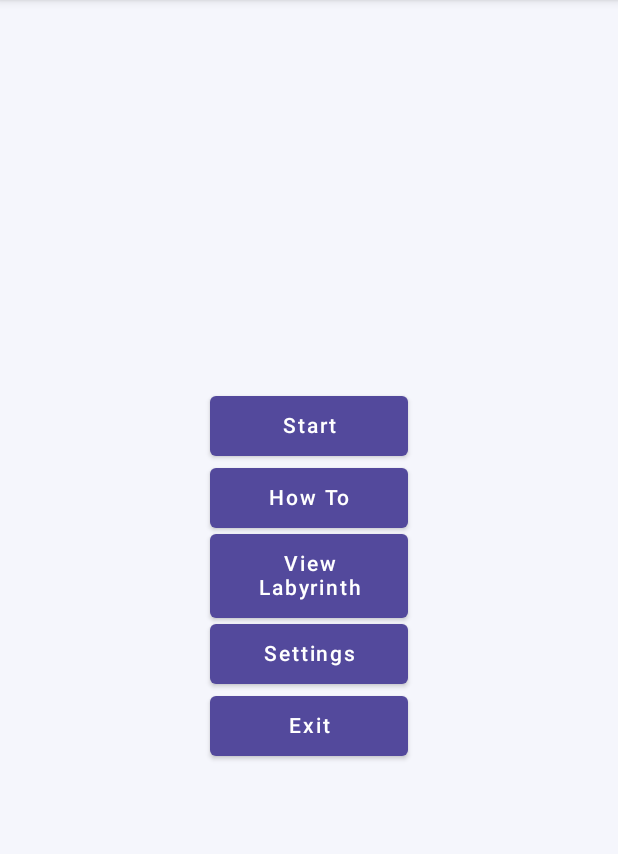
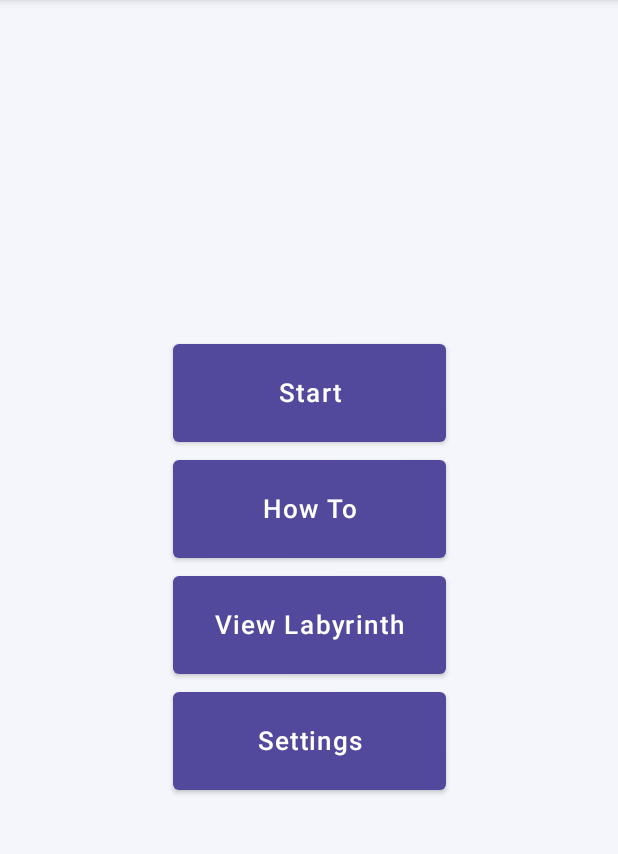
Before and after one commit to Tomciii/LabyrinthPuzzle, an Android app built with Jetpack Compose: the screen it shows after launch (MainActivity), on a phone screen of 412 x 824 dp, the part 84-938 px from its top. Run offline under Robolectric (Android 15) with nearby library versions, the phone set to English and light mode, and no system bars; our stand-ins replace Room's generated code.

Commit message:
Refactor HomeScreen & Button
Refactor HomeScreen & Button

```diff
--- a/app/src/main/java/com/example/labyrinthpuzzle/view/screen/EightTilePuzzleScreen.kt
+++ b/app/src/main/java/com/example/labyrinthpuzzle/view/screen/EightTilePuzzleScreen.kt
@@ -17,6 +17,7 @@ import androidx.compose.ui.platform.LocalContext
 import androidx.compose.ui.platform.LocalDensity
 import androidx.compose.ui.text.style.TextOverflow
 import androidx.compose.ui.unit.dp
+import androidx.compose.ui.unit.sp
 import androidx.lifecycle.viewmodel.compose.viewModel
 import androidx.navigation.NavController
 import androidx.navigation.compose.rememberNavController
@@ -166,7 +167,7 @@ fun EightTileScreen(
 
         if (viewModel.isPuzzleInCorrectOrder(tiles) || eightTilePuzzleInstance!!.isSolved) {
             Button(onClick = { navController.popBackStack() }, enabled = true) {
-                Text("Puzzle Solved!")
+                Text(text = "Puzzle Solved!")
             }
 
             eightTilePuzzleInstance!!.isSolved = true
--- a/app/src/main/java/com/example/labyrinthpuzzle/view/screen/HomeScreen.kt
+++ b/app/src/main/java/com/example/labyrinthpuzzle/view/screen/HomeScreen.kt
@@ -2,24 +2,21 @@ package com.example.labyrinthpuzzle.screen
 
 import androidx.compose.foundation.background
 import androidx.compose.foundation.layout.*
-import androidx.compose.material.Button
 import androidx.compose.material.Scaffold
-import androidx.compose.material.Text
 import androidx.compose.runtime.Composable
 import androidx.compose.ui.Alignment
 import androidx.compose.ui.Modifier
 import androidx.compose.ui.platform.LocalContext
-import androidx.compose.ui.text.style.TextAlign
 import androidx.compose.ui.unit.dp
 import androidx.lifecycle.viewmodel.compose.viewModel
 import androidx.navigation.NavController
 import androidx.navigation.compose.rememberNavController
 import com.example.labyrinthpuzzle.model.utils.InjectorUtils
 import com.example.labyrinthpuzzle.view.screen.Screen
-import com.example.labyrinthpuzzle.view.widgets.HomeTopAppBar
+import com.example.labyrinthpuzzle.view.widgets.HomeScreenTopAppBar
 import com.example.labyrinthpuzzle.viewModels.LabyrinthViewModel
 import com.example.labyrinthpuzzle.view.theme.Purple100
-import kotlin.system.exitProcess
+import com.example.labyrinthpuzzle.view.widgets.HomeScreenMenuButton
 
 @Composable
 fun HomeScreen(navController: NavController = rememberNavController()){
@@ -28,12 +25,8 @@ fun HomeScreen(navController: NavController = rememberNavController()){
         viewModel(factory = InjectorUtils.provideLabyrinthViewModel(LocalContext.current))
 
     Scaffold(topBar = {
-        HomeTopAppBar(
-            title = "Labyrinth Puzzle"
-        )
-    }) { padding ->
-        MainContent(modifier = Modifier.padding(padding), navController)
-    }
+        HomeScreenTopAppBar(title = "Labyrinth Puzzle")
+    }) { padding -> MainContent(modifier = Modifier.padding(padding), navController) }
 }
 
 @Composable
@@ -44,64 +37,15 @@ fun MainContent(
     Box(modifier
         .fillMaxSize()
         .background(color = Purple100)){
-        Column(modifier = Modifier.align(Alignment.Center)) {
-            Row() {
-                Button(onClick = {
-                    var labyrinthId = "1"
-                    navController.navigate("labyrinth/$labyrinthId")
-                }) {
-                    Text(text = "Start", modifier = Modifier
-                        .width(100.dp)
-                        .padding(4.dp),
-                        textAlign = TextAlign.Center
-                        )
-                }
-            }
-            Row() {
-                Button(onClick = { navController.navigate(Screen.HowToScreen.route) }) {
-                    Text(text = "How To", modifier = Modifier
-                        .width(100.dp)
-                        .padding(4.dp),
-                        textAlign = TextAlign.Center
-                    )
-                }
-            }
-            Row() {
-                Button(onClick = {
-                    navController.navigate(Screen.ViewLabyrinthScreen.route)
-                }) {
-                    Text(
-                        text = "View Labyrinth", modifier = Modifier
-                            .width(100.dp)
-                            .padding(4.dp),
-                        textAlign = TextAlign.Center
-                    )
-                }
-            }
-            Row() {
-                Button(onClick = {
-                    navController.navigate(Screen.SettingsScreen.route)
-                }) {
-                    Text(
-                        text = "Settings", modifier = Modifier
-                            .width(100.dp)
-                            .padding(4.dp),
-                        textAlign = TextAlign.Center
-                    )
-                }
-            }
-            Row() {
-                Button(onClick = {
-                    exitProcess(0)
-                }) {
-                    Text(
-                        text = "Exit", modifier = Modifier
-                            .width(100.dp)
-                            .padding(4.dp),
-                        textAlign = TextAlign.Center
-                    )
-                }
-            }
+        Column(modifier = Modifier.align(Alignment.Center).padding(15.dp)) {
+
+            HomeScreenMenuButton(navController, "Start", "labyrinth/1")
+
+            HomeScreenMenuButton(navController, "How To", Screen.HowToScreen.route)
+
+            HomeScreenMenuButton(navController, "View Labyrinth", Screen.ViewLabyrinthScreen.route)
+
+            HomeScreenMenuButton(navController, "Settings", Screen.SettingsScreen.route)
         }
     }
 }
--- /dev/null
+++ b/app/src/main/java/com/example/labyrinthpuzzle/view/widgets/Buttons.kt
@@ -0,0 +1,109 @@
+package com.example.labyrinthpuzzle.view.widgets
+
+import androidx.compose.foundation.layout.*
+import androidx.compose.material.Button
+import androidx.compose.material.Text
+import androidx.compose.runtime.*
+import androidx.compose.ui.Alignment
+import androidx.compose.ui.Modifier
+import androidx.compose.ui.text.style.TextAlign
+import androidx.compose.ui.unit.dp
+import androidx.compose.ui.unit.sp
+import androidx.navigation.NavController
+import com.example.labyrinthpuzzle.model.models.LabyrinthTile
+import com.example.labyrinthpuzzle.view.screen.Screen
+import com.example.labyrinthpuzzle.viewModels.LabyrinthViewModel
+import kotlinx.coroutines.Dispatchers
+import kotlinx.coroutines.withContext
+
+@Composable
+fun HomeScreenMenuButton(navController: NavController, text: String, route: String){
+    Button(modifier = Modifier.height(65.dp), onClick = {
+        navController.navigate(route)
+    }) {
+        Text(text = text, modifier = Modifier
+            .width(150.dp)
+            .padding(4.dp),
+            textAlign = TextAlign.Center,
+            fontSize = 17.sp
+        )
+    }
+
+    Spacer(modifier = Modifier.height(12.dp))
+}
+
+@Composable
+fun LabyrinthTileScreenButton (navController: NavController, tile: LabyrinthTile, isSolved: Boolean, direction: Int, alignment: Alignment, viewModel: LabyrinthViewModel) {
+
+    // The id of the Labyrinth Tile that you click on, takes care of back button as well as next Labyrinth
+    var clickedId by remember { mutableStateOf(1) }
+    var updatedclickedId = rememberUpdatedState(1)
+
+    LaunchedEffect(updatedclickedId.value) {
+        withContext(Dispatchers.IO) {
+            if (alignment == Alignment.TopCenter){
+                clickedId = viewModel.getPreviousTileIdByCoordinates(tile!!.xCoordinate, tile!!.yCoordinate + 1)
+            } else if (alignment == Alignment.BottomCenter){
+                clickedId = viewModel.getPreviousTileIdByCoordinates(tile!!.xCoordinate, tile!!.yCoordinate - 1)
+            } else if (alignment == Alignment.CenterStart){
+                clickedId = viewModel.getPreviousTileIdByCoordinates(tile!!.xCoordinate - 1, tile!!.yCoordinate)
+            } else if (alignment == Alignment.CenterEnd){
+                clickedId = viewModel.getPreviousTileIdByCoordinates(tile!!.xCoordinate + 1, tile!!.yCoordinate)
+            }
+        }
+    }
+
+
+    Box(modifier = Modifier.fillMaxSize()){
+        if (!direction.equals(0)) {
+            if (direction.equals(99)) {
+                Button(
+                    onClick = { navController.navigate(Screen.LabyrinthTileScreen.withId((clickedId).toString())) },
+                    modifier = Modifier.align(alignment).padding(15.dp).height(65.dp)
+                ) {
+                    Text(
+                        text = "Back", modifier = Modifier
+                            .width(100.dp)
+                            .padding(4.dp),
+                        textAlign = TextAlign.Center,
+                        fontSize = 15.sp
+                    )
+                }
+            } else {
+                // check if isSolved -> display "Go to next Tile"
+                // if not -> Open Puzzle
+                if (isSolved.equals(true)) {
+                    Button(
+                        onClick = { navController.navigate(Screen.LabyrinthTileScreen.withId((clickedId).toString())) },
+                        modifier = Modifier.align(alignment).padding(15.dp).height(65.dp)
+                    ) {
+                        Text(
+                            text = "Go to next Tile", modifier = Modifier
+                                .width(100.dp)
+                                .padding(4.dp),
+                            textAlign = TextAlign.Center,
+                            fontSize = 15.sp
+                        )
+                    }
+                } else {
+                    Button(onClick = {
+                        navController.navigate(
+                            Screen.PuzzleScreen.withIds(
+                                tile!!.puzzleArchetypeId.toString(),
+                                direction.toString()
+                            )
+                        )
+                    }, modifier = Modifier.align(alignment).padding(15.dp).height(65.dp)) {
+                        Text(
+                            text = "Open Puzzle", modifier = Modifier
+                                .width(100.dp)
+                                .padding(4.dp),
+                            textAlign = TextAlign.Center,
+                            fontSize = 15.sp
+                        )
+                    }
+                }
+            }
+        }
+    }
+}
--- a/app/src/main/java/com/example/labyrinthpuzzle/view/widgets/TopAppBar.kt
+++ b/app/src/main/java/com/example/labyrinthpuzzle/view/widgets/TopAppBar.kt
@@ -76,7 +76,7 @@ fun SimpleTopAppBar(
 }
 
 @Composable
-fun HomeTopAppBar(
+fun HomeScreenTopAppBar(
     title: String = "Labyrinth Puzzle",
 ){
     TopAppBar(
```
Also changed, not shown: app/src/main/java/com/example/labyrinthpuzzle/view/screen/LabyrinthTileScreen.kt (+5 -80 lines).
